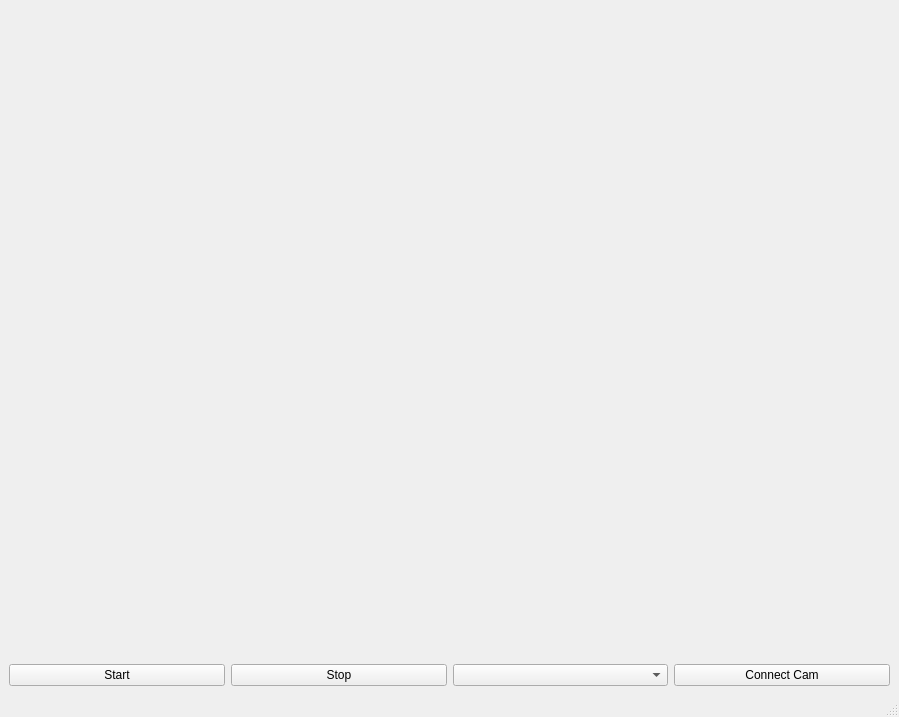
MasterWind007/CamCap, file mainWindow.ui: the form before one commit.
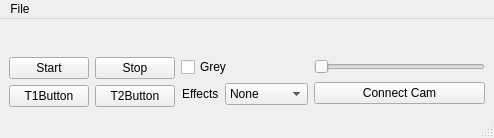
The form after the commit.

What changed in the file:
```diff
--- a/mainWindow.ui
+++ b/mainWindow.ui
@@ -6,8 +6,8 @@
    <rect>
     <x>0</x>
     <y>0</y>
-    <width>899</width>
-    <height>717</height>
+    <width>494</width>
+    <height>138</height>
    </rect>
   </property>
   <property name="windowTitle">
@@ -29,6 +29,10 @@
     <item>
      <layout class="QHBoxLayout" name="horizontalLayout">
       <item>
+       <layout class="QHBoxLayout" name="horizontalLayout_3">
+        <item>
+         <layout class="QVBoxLayout" name="verticalLayout_7">
+          <item>
        <widget class="QPushButton" name="playButton">
         <property name="text">
          <string>Start</string>
@@ -36,6 +40,17 @@
        </widget>
       </item>
       <item>
+           <widget class="QPushButton" name="T1Button">
+            <property name="text">
+             <string>T1Button</string>
+            </property>
+           </widget>
+          </item>
+         </layout>
+        </item>
+        <item>
+         <layout class="QVBoxLayout" name="verticalLayout_6">
+          <item>
        <widget class="QPushButton" name="stopButton">
         <property name="text">
          <string>Stop</string>
@@ -43,12 +58,83 @@
        </widget>
       </item>
       <item>
+           <widget class="QPushButton" name="T2Button_2">
+            <property name="text">
+             <string>T2Button</string>
+            </property>
+           </widget>
+          </item>
+         </layout>
+        </item>
+       </layout>
+      </item>
+      <item>
+       <layout class="QVBoxLayout" name="verticalLayout_3">
+        <item>
+         <widget class="QCheckBox" name="greyCheckBox">
+          <property name="text">
+           <string>Grey</string>
+          </property>
+         </widget>
+        </item>
+        <item>
        <layout class="QHBoxLayout" name="horizontalLayout_2">
+          <property name="leftMargin">
+           <number>1</number>
+          </property>
         <item>
-         <widget class="QComboBox" name="camListcomboBox">
+           <widget class="QLabel" name="label_2">
+            <property name="sizePolicy">
+             <sizepolicy hsizetype="Maximum" vsizetype="Preferred">
+              <horstretch>0</horstretch>
+              <verstretch>0</verstretch>
+             </sizepolicy>
+            </property>
+            <property name="text">
+             <string>Effects</string>
+            </property>
+           </widget>
+          </item>
+          <item>
+           <widget class="QComboBox" name="effectListcomboBox">
           <property name="maxVisibleItems">
            <number>5</number>
           </property>
+            <item>
+             <property name="text">
+              <string>None</string>
+             </property>
+            </item>
+            <item>
+             <property name="text">
+              <string>Blur</string>
+             </property>
+            </item>
+            <item>
+             <property name="text">
+              <string>Canny</string>
+             </property>
+            </item>
+            <item>
+             <property name="text">
+              <string>Face Find</string>
+             </property>
+            </item>
+           </widget>
+          </item>
+         </layout>
+        </item>
+       </layout>
+      </item>
+      <item>
+       <layout class="QVBoxLayout" name="verticalLayout_4">
+        <item>
+         <layout class="QVBoxLayout" name="verticalLayout_5">
+          <item>
+           <widget class="QSlider" name="horizontalSlider">
+            <property name="orientation">
+             <enum>Qt::Horizontal</enum>
+            </property>
          </widget>
         </item>
        </layout>
@@ -63,8 +149,32 @@
      </layout>
     </item>
    </layout>
+    </item>
+   </layout>
   </widget>
   <widget class="QStatusBar" name="statusbar"/>
+  <widget class="QMenuBar" name="menuBar">
+   <property name="geometry">
+    <rect>
+     <x>0</x>
+     <y>0</y>
+     <width>494</width>
+     <height>21</height>
+    </rect>
+   </property>
+   <widget class="QMenu" name="menuFile">
+    <property name="title">
+     <string>File</string>
+    </property>
+    <addaction name="actionClose"/>
+   </widget>
+   <addaction name="menuFile"/>
+  </widget>
+  <action name="actionClose">
+   <property name="text">
+    <string>Exit</string>
+   </property>
+  </action>
  </widget>
  <resources/>
  <connections/>
```
Lines whose indentation alone changed are shown as unchanged.
